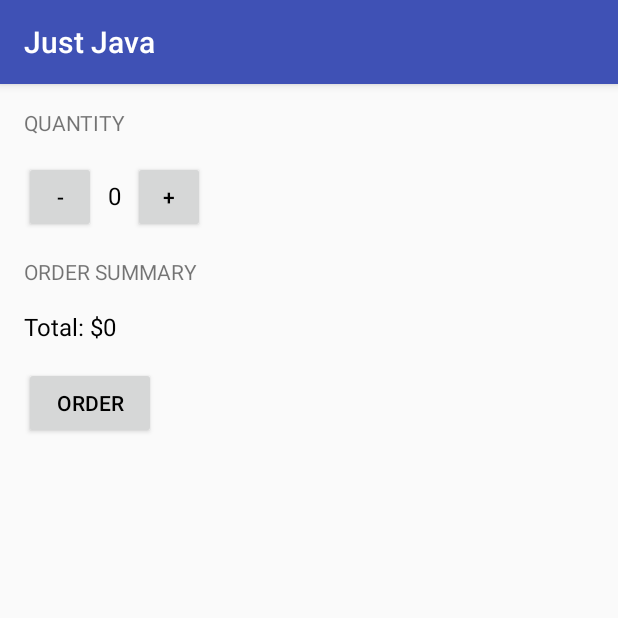
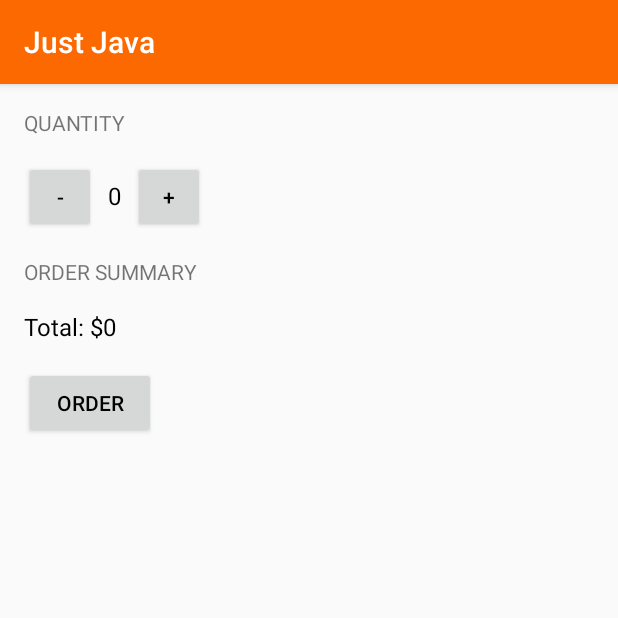
Before and after one commit to rsilverst/justjava-sample, an Android app: the screen it shows after launch (MainActivity), on a phone screen of 412 x 824 dp, the top half of it. Run offline under Robolectric (Android 15) with nearby library versions, the phone set to English and light mode, and no system bars.

Commit message:
Change action bar to orange

```diff
--- a/app/src/main/res/values/colors.xml
+++ b/app/src/main/res/values/colors.xml
@@ -1,6 +1,6 @@
 <?xml version="1.0" encoding="utf-8"?>
 <resources>
-    <color name="colorPrimary">#3F51B5</color>
-    <color name="colorPrimaryDark">#303F9F</color>
+    <color name="colorPrimary">#fc6900</color>
+    <color name="colorPrimaryDark">#fc6900</color>
     <color name="colorAccent">#FF4081</color>
 </resources>
```
